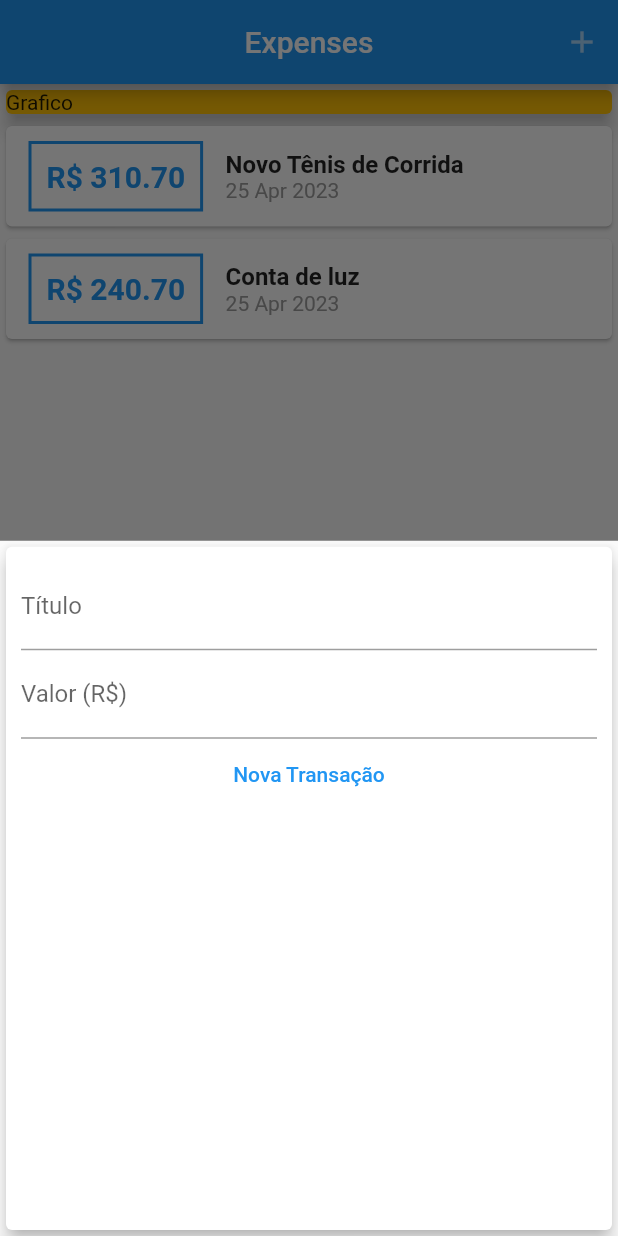
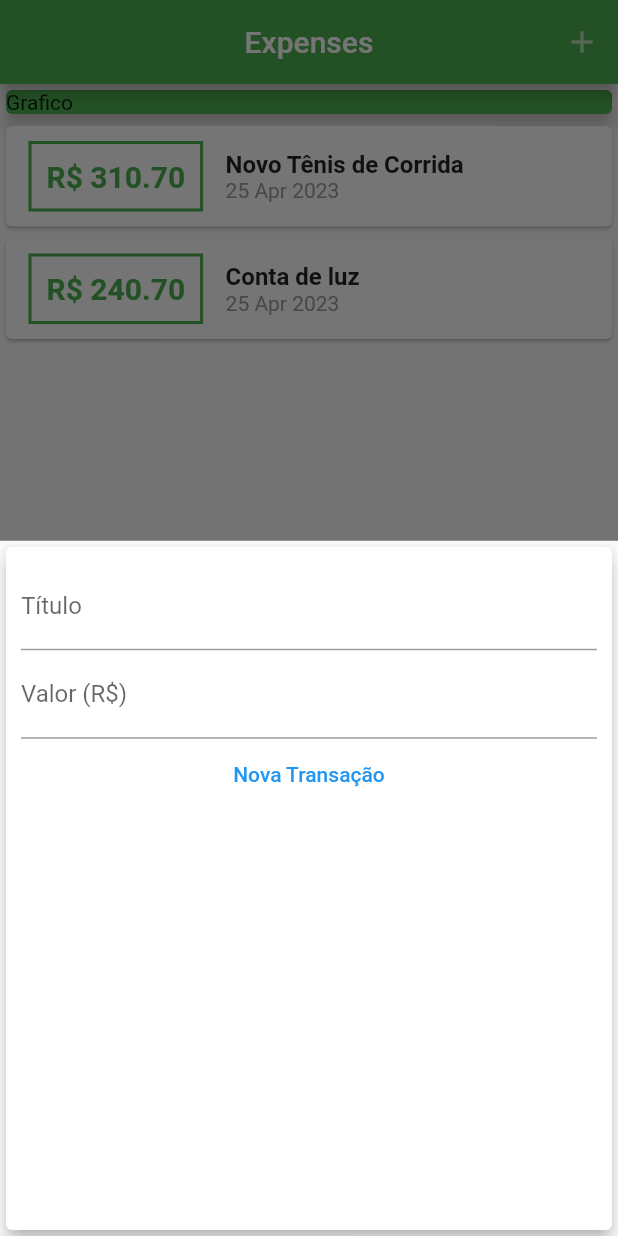
Before and after one commit to maxswell-yoo/Expanses-App, a Flutter app: the screen it shows after launch, after a tap on the "add" icon, on a phone screen of 412 x 824 dp. Run offline on Flutter 3.47's test engine with Material 2 defaults, Android fonts, the phone set to English and light mode, and no system bars.

Commit message:
Adicionando Themes

```diff
--- a/lib/components/transaction_form.dart
+++ b/lib/components/transaction_form.dart
@@ -1,11 +1,18 @@
 import 'package:flutter/material.dart';
 
-class TransactionForm extends StatelessWidget {
-  final title = TextEditingController();
-  final value = TextEditingController();
+class TransactionForm extends StatefulWidget {
   final void Function(String, double) onSubmit;
 
-  TransactionForm(this.onSubmit, {super.key});
+  const TransactionForm(this.onSubmit, {super.key});
+
+  @override
+  State<TransactionForm> createState() => _TransactionFormState();
+}
+
+class _TransactionFormState extends State<TransactionForm> {
+  final title = TextEditingController();
+
+  final value = TextEditingController();
 
   _submitForm() {
     final titleGet = title.text;
@@ -14,7 +21,7 @@ class TransactionForm extends StatelessWidget {
     if(titleGet.isEmpty || valueGet <= 0) {
       return;
     }
-    onSubmit(titleGet, valueGet);
+    widget.onSubmit(titleGet, valueGet);
   }
 
   @override
--- a/lib/components/transaction_list.dart
+++ b/lib/components/transaction_list.dart
@@ -23,17 +23,17 @@ class TransactionList extends StatelessWidget {
                   vertical: 10),
                 decoration: BoxDecoration(
                     border: Border.all(
-                      color: Colors.blue,
+                      color: Theme.of(context).colorScheme.primary,
                       width: 2
                     )
                 ),
                 padding: const EdgeInsets.all(10),
                 child: Text(
                   'R\$ ${tr.value!.toStringAsFixed(2)}',
-                  style: const TextStyle(
+                  style: TextStyle(
                       fontWeight: FontWeight.bold,
                       fontSize: 20,
-                      color: Colors.blue),
+                      color: Theme.of(context).colorScheme.primary),
                 ),
               ),
               Column(
--- a/lib/main.dart
+++ b/lib/main.dart
@@ -13,8 +13,15 @@ class ExpensesApp extends StatelessWidget {
 
   @override
   Widget build(BuildContext context) {
-    return const MaterialApp(
-      home: MyHomePage(),
+    final ThemeData tema = ThemeData();
+    return MaterialApp(
+      home: const MyHomePage(),
+      theme: tema.copyWith(
+        colorScheme: tema.colorScheme.copyWith(
+          primary: Colors.green,
+          secondary: Colors.purple,
+        )
+      ),
     );
   }
 }
@@ -53,13 +60,14 @@ class _MyHomePageState extends State<MyHomePage> {
       setState(() {
         _transactions.add(newTransaction);
       });
+      Navigator.of(context).pop();
     }
 
   _openTransactionFormModal(BuildContext context) {
     showModalBottomSheet(
       context: context,
       builder: (_) {
-        return TransactionForm((str, str2) {});
+        return TransactionForm(_addTransaction);
       }
     );
   }
@@ -81,11 +89,11 @@ class _MyHomePageState extends State<MyHomePage> {
           child: Column(
             crossAxisAlignment: CrossAxisAlignment.stretch,
             children: <Widget>[
-                const SizedBox(
+                SizedBox(
                 child: Card(
                   elevation: 5,
-                  color: Colors.amber,
-                  child: Text('Grafico'),
+                  color: Theme.of(context).colorScheme.primary,
+                  child: const Text('Grafico'),
                 ),
               ),
               TransactionList(_transactions),
```
Lines whose indentation alone changed are shown as unchanged.
